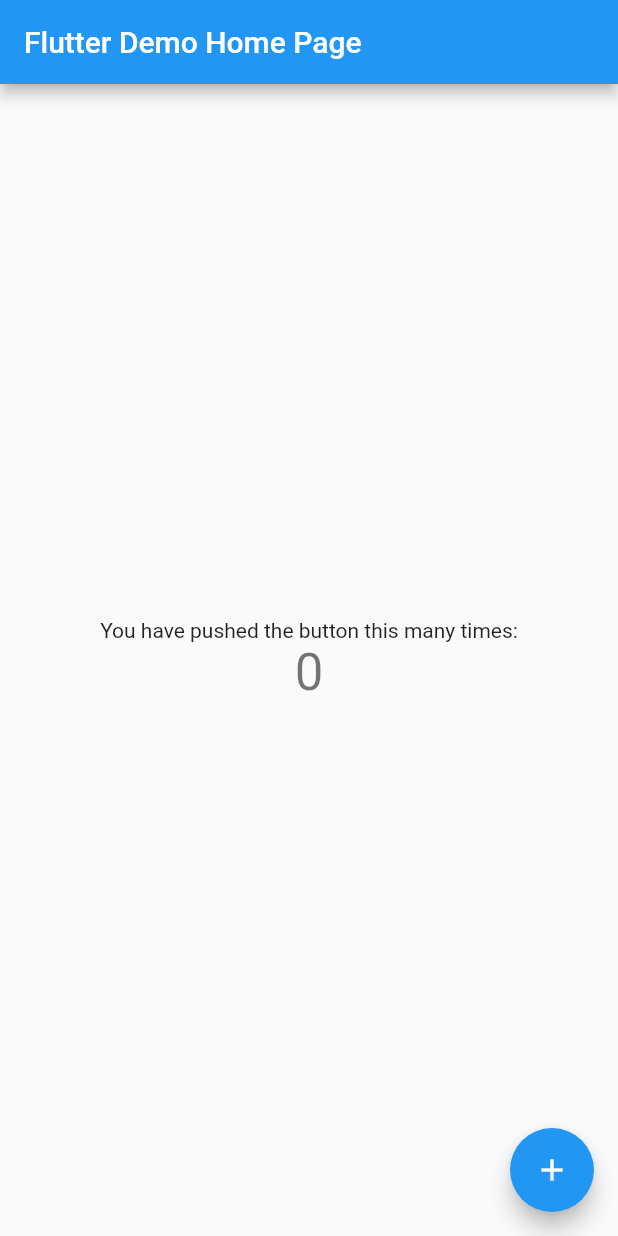
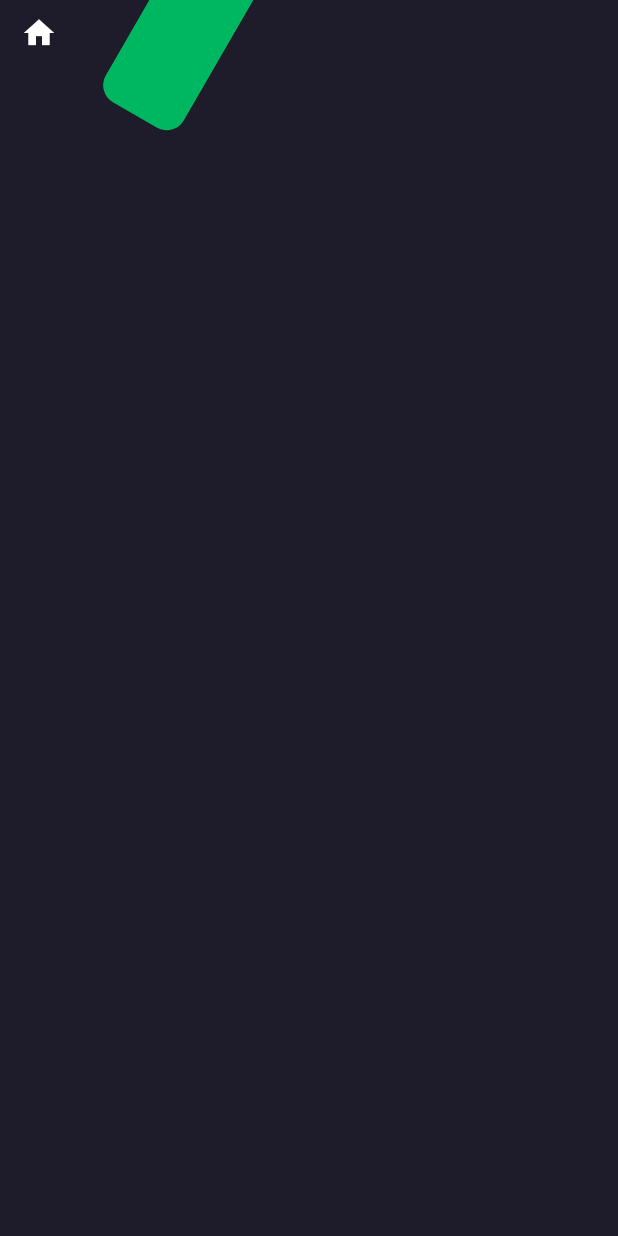
Before and after one commit to cparragatorres/flutter_codigo5_ui, a Flutter app: the screen it shows after launch, on a phone screen of 412 x 824 dp. Run offline on Flutter 3.47's test engine with Material 2 defaults, Android fonts, the phone set to English and light mode, and no system bars.

Commit message:
Init Login 1

```diff
--- /dev/null
+++ b/lib/constants.dart
@@ -0,0 +1,6 @@
+
+import 'dart:ui';
+
+const kColorPrimaryLogin = Color(0xff1E1C2A);
+const kColorSecondaryLogin = Color(0xff00B761);
+const kColorTertiaryLogin = Color(0xff25283A);
--- a/lib/main.dart
+++ b/lib/main.dart
@@ -1,115 +1,20 @@
+
 import 'package:flutter/material.dart';
+import 'package:flutter_codigo5_ui/pages/login1_page.dart';
 
-void main() {
-  runApp(const MyApp());
+void main(){
+  runApp(MyApp());
 }
 
 class MyApp extends StatelessWidget {
   const MyApp({Key? key}) : super(key: key);
 
-  // This widget is the root of your application.
   @override
   Widget build(BuildContext context) {
     return MaterialApp(
-      title: 'Flutter Demo',
-      theme: ThemeData(
-        // This is the theme of your application.
-        //
-        // Try running your application with "flutter run". You'll see the
-        // application has a blue toolbar. Then, without quitting the app, try
-        // changing the primarySwatch below to Colors.green and then invoke
-        // "hot reload" (press "r" in the console where you ran "flutter run",
-        // or simply save your changes to "hot reload" in a Flutter IDE).
-        // Notice that the counter didn't reset back to zero; the application
-        // is not restarted.
-        primarySwatch: Colors.blue,
-      ),
-      home: const MyHomePage(title: 'Flutter Demo Home Page'),
+      title: "Flutter UI",
+      debugShowCheckedModeBanner: false,
+      home: Login1Page(),
     );
   }
 }
-
-class MyHomePage extends StatefulWidget {
-  const MyHomePage({Key? key, required this.title}) : super(key: key);
-
-  // This widget is the home page of your application. It is stateful, meaning
-  // that it has a State object (defined below) that contains fields that affect
-  // how it looks.
-
-  // This class is the configuration for the state. It holds the values (in this
-  // case the title) provided by the parent (in this case the App widget) and
-  // used by the build method of the State. Fields in a Widget subclass are
-  // always marked "final".
-
-  final String title;
-
-  @override
-  State<MyHomePage> createState() => _MyHomePageState();
-}
-
-class _MyHomePageState extends State<MyHomePage> {
-  int _counter = 0;
-
-  void _incrementCounter() {
-    setState(() {
-      // This call to setState tells the Flutter framework that something has
-      // changed in this State, which causes it to rerun the build method below
-      // so that the display can reflect the updated values. If we changed
-      // _counter without calling setState(), then the build method would not be
-      // called again, and so nothing would appear to happen.
-      _counter++;
-    });
-  }
-
-  @override
-  Widget build(BuildContext context) {
-    // This method is rerun every time setState is called, for instance as done
-    // by the _incrementCounter method above.
-    //
-    // The Flutter framework has been optimized to make rerunning build methods
-    // fast, so that you can just rebuild anything that needs updating rather
-    // than having to individually change instances of widgets.
-    return Scaffold(
-      appBar: AppBar(
-        // Here we take the value from the MyHomePage object that was created by
-        // the App.build method, and use it to set our appbar title.
-        title: Text(widget.title),
-      ),
-      body: Center(
-        // Center is a layout widget. It takes a single child and positions it
-        // in the middle of the parent.
-        child: Column(
-          // Column is also a layout widget. It takes a list of children and
-          // arranges them vertically. By default, it sizes itself to fit its
-          // children horizontally, and tries to be as tall as its parent.
-          //
-          // Invoke "debug painting" (press "p" in the console, choose the
-          // "Toggle Debug Paint" action from the Flutter Inspector in Android
-          // Studio, or the "Toggle Debug Paint" command in Visual Studio Code)
-          // to see the wireframe for each widget.
-          //
-          // Column has various properties to control how it sizes itself and
-          // how it positions its children. Here we use mainAxisAlignment to
-          // center the children vertically; the main axis here is the vertical
-          // axis because Columns are vertical (the cross axis would be
-          // horizontal).
-          mainAxisAlignment: MainAxisAlignment.center,
-          children: <Widget>[
-            const Text(
-              'You have pushed the button this many times:',
-            ),
-            Text(
-              '$_counter',
-              style: Theme.of(context).textTheme.headline4,
-            ),
-          ],
-        ),
-      ),
-      floatingActionButton: FloatingActionButton(
-        onPressed: _incrementCounter,
-        tooltip: 'Increment',
-        child: const Icon(Icons.add),
-      ), // This trailing comma makes auto-formatting nicer for build methods.
-    );
-  }
-}
--- /dev/null
+++ b/lib/pages/login1_page.dart
@@ -0,0 +1,49 @@
+import 'dart:math';
+
+import 'package:flutter/material.dart';
+import 'package:flutter_codigo5_ui/constants.dart';
+
+class Login1Page extends StatelessWidget {
+  const Login1Page({Key? key}) : super(key: key);
+
+  @override
+  Widget build(BuildContext context) {
+    return Scaffold(
+      backgroundColor: kColorPrimaryLogin,
+      body: Stack(
+        children: [
+          Stack(
+            children: [
+              Positioned(
+                left: 40,
+                top: -40,
+                child: Transform.rotate(
+                  angle: - pi / 3,
+                  child: Container(
+                    width: 200,
+                    height: 60,
+                    decoration: BoxDecoration(
+                      color: kColorSecondaryLogin,
+                      borderRadius: BorderRadius.circular(13.0),
+                    ),
+                  ),
+                ),
+              ),
+            ],
+          ),
+          SafeArea(
+            child: Padding(
+              padding: const EdgeInsets.symmetric(horizontal: 14.0, vertical: 10.0),
+              child: Column(
+                children: [
+                  Icon(Icons.home, color: Colors.white,),
+
+                ],
+              ),
+            ),
+          ),
+        ],
+      ),
+    );
+  }
+}
--- a/pubspec.yaml
+++ b/pubspec.yaml
@@ -34,6 +34,7 @@ dependencies:
   # The following adds the Cupertino Icons font to your application.
   # Use with the CupertinoIcons class for iOS style icons.
   cupertino_icons: ^1.0.2
+  google_fonts: ^2.3.2
 
 dev_dependencies:
   flutter_test:
```
Also changed, not shown: pubspec.lock.
